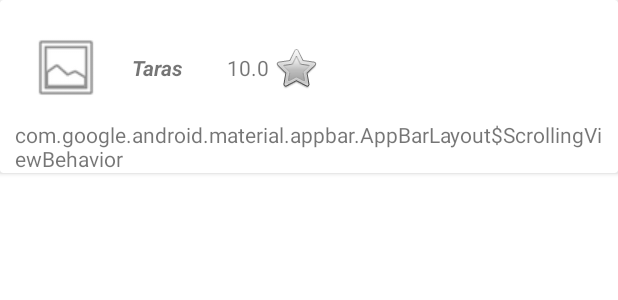
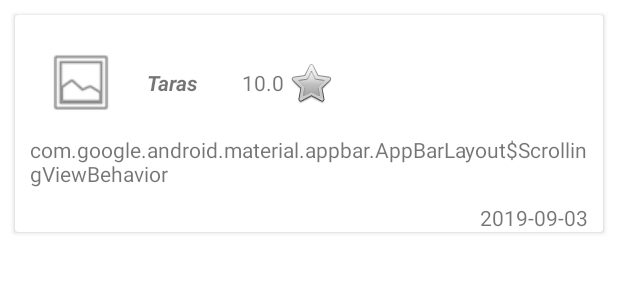
Before and after one commit to dyshko-taras/study_movies-83-103, an Android app: the layout review_item.xml on its own in the app's theme, with its tools: preview values and no code run, on a phone screen of 412 x 824 dp. Shown: the top 300 px of the screen. Run offline under Robolectric (Android 15) with nearby library versions, the phone set to English and light mode, and no system bars; network calls fail.

Commit message:
Lesson #99 show reviews

```diff
--- a/app/src/main/res/layout/review_item.xml
+++ b/app/src/main/res/layout/review_item.xml
@@ -3,7 +3,11 @@
     xmlns:app="http://schemas.android.com/apk/res-auto"
     xmlns:tools="http://schemas.android.com/tools"
     android:layout_width="match_parent"
-    android:layout_height="wrap_content">
+    android:id="@+id/reviewCardView"
+    android:layout_height="wrap_content"
+    android:layout_margin="10dp"
+
+    tools:cardBackgroundColor="@android:color/darker_gray">
 
     <androidx.constraintlayout.widget.ConstraintLayout
         android:id="@+id/constraintLayout"
@@ -16,10 +20,10 @@
             android:layout_width="48dp"
             android:layout_height="50dp"
             android:layout_margin="20dp"
+            android:contentDescription="@null"
             android:src="@android:drawable/ic_menu_gallery"
             app:layout_constraintStart_toStartOf="@id/constraintLayout"
-            app:layout_constraintTop_toTopOf="@id/constraintLayout"
-            android:contentDescription="@null" />
+            app:layout_constraintTop_toTopOf="@id/constraintLayout" />
 
         <TextView
             android:id="@+id/nameReviewTextView"
@@ -27,10 +31,10 @@
             android:layout_height="wrap_content"
             android:layout_margin="20dp"
             android:textStyle="italic|bold"
+            app:layout_constraintBottom_toBottomOf="@id/avatarReviewImageView"
             app:layout_constraintStart_toEndOf="@id/avatarReviewImageView"
             app:layout_constraintTop_toTopOf="@id/avatarReviewImageView"
-            app:layout_constraintBottom_toBottomOf="@id/avatarReviewImageView"
-            tools:text="Taras"/>
+            tools:text="Taras" />
 
         <TextView
             android:id="@+id/ratingReviewTextView"
@@ -45,21 +49,30 @@
         <ImageView
             android:layout_width="wrap_content"
             android:layout_height="wrap_content"
+            android:layout_marginStart="2dp"
+            android:contentDescription="@null"
             android:src="@android:drawable/btn_star"
-            android:layout_marginStart="2dp"
+            app:layout_constraintBottom_toBottomOf="@id/ratingReviewTextView"
             app:layout_constraintStart_toEndOf="@+id/ratingReviewTextView"
-            app:layout_constraintTop_toTopOf="@id/ratingReviewTextView"
-            app:layout_constraintBottom_toBottomOf="@id/ratingReviewTextView"
-            android:contentDescription="@null" />
+            app:layout_constraintTop_toTopOf="@id/ratingReviewTextView" />
 
         <TextView
+            android:id="@+id/textReviewTextView"
             android:layout_width="match_parent"
-            android:id="@+id/textReviewTextView"
             android:layout_height="wrap_content"
             android:layout_margin="10dp"
             app:layout_constraintTop_toBottomOf="@id/avatarReviewImageView"
             tools:text="@string/appbar_scrolling_view_behavior" />
 
+        <TextView
+            android:id="@+id/dateReviewTextView"
+            android:layout_width="wrap_content"
+            android:layout_height="wrap_content"
+            android:layout_margin="10dp"
+            app:layout_constraintEnd_toEndOf="parent"
+            app:layout_constraintTop_toBottomOf="@id/textReviewTextView"
+            tools:text="2019-09-03" />
+
 
     </androidx.constraintlayout.widget.ConstraintLayout>
 
```
Also changed, not shown: app/src/main/java/com/dyshkotaras/movies/MovieDetailActivity.java (+26 -16 lines), app/src/main/java/com/dyshkotaras/movies/Review.java (+4 -4 lines), app/src/main/java/com/dyshkotaras/movies/ReviewAdapter.java (added, +98 -0 lines), app/src/main/res/layout/activity_movie_detail.xml (+19 -10 lines).
